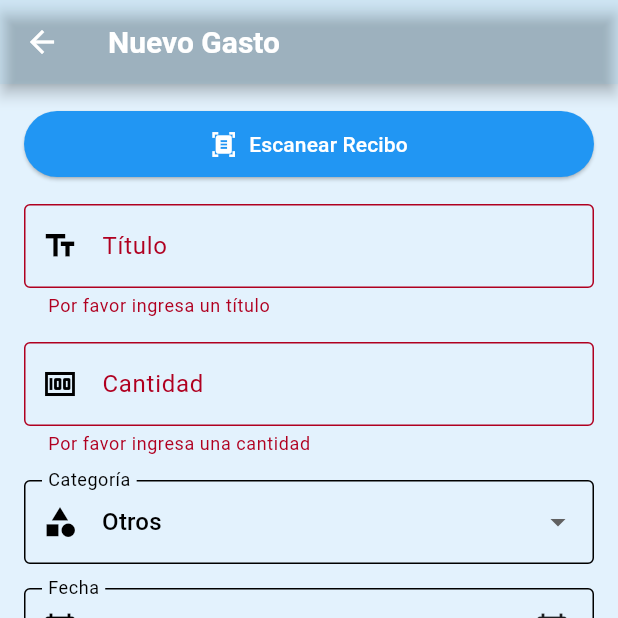
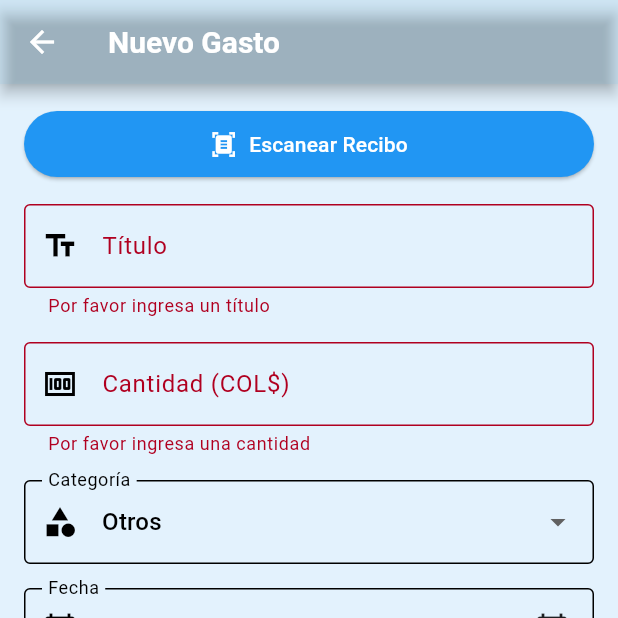
Before and after one commit to JulianOrdonez/finscan_1, a Flutter app: the ExpenseFormScreen screen opened directly, after a tap on "GUARDAR", on a phone screen of 412 x 824 dp, the top half of it. Run offline on Flutter 3.47's test engine with Material 3 defaults, Android fonts, the phone set to English and light mode, and no system bars; our stand-ins replace fl_chart, image_picker, shared_preferences, sqflite; missing offline and left inert: google_mlkit_text_recognition; accounts and stored records are empty.

Commit message:
Tus cambios

```diff
--- a/lib/screens/expense_form_screen.dart
+++ b/lib/screens/expense_form_screen.dart
@@ -6,7 +6,6 @@ import '../services/database_helper.dart';
 import 'package:provider/provider.dart';
 import '../currency_provider.dart';
 import '../services/auth_service.dart';
-import 'package:decimal/decimal.dart';
 import '../services/scan_service.dart';
 
 class ExpenseFormScreen extends StatefulWidget {
@@ -73,7 +72,7 @@ class _ExpenseFormScreenState extends State<ExpenseFormScreen> {
             _amountController.text = extractedInfo['amount'].toString();
           }
 
-          _receiptPath = "Recibo escaneado";
+          _receiptPath = "Recibo escaneado"; // Simplificado para este ejemplo
         });
       }
     } catch (e) {
@@ -110,24 +109,25 @@ class _ExpenseFormScreenState extends State<ExpenseFormScreen> {
       try {
         final currencyProvider = Provider.of<CurrencyProvider>(context, listen: false);
         final currentCurrency = currencyProvider.getSelectedCurrency();
-        Decimal amount = Decimal.parse(_amountController.text);
+        double amount = double.parse(_amountController.text);
         if (currentCurrency != 'EUR') {
           // Convert to EUR using the conversion rate
           // Example: Assume 1 EUR = 4500 COP
           if (currentCurrency == 'COP') {
-            amount = amount / Decimal.parse('4500');
+            amount = amount / 4500;
           }else{
-            amount = amount / Decimal.parse('1');
+            amount = amount / 1;
           }
+
         }
-        Decimal amount = Decimal.parse(_amountController.text);
+
         final userId = await AuthService.getCurrentUserId();
         final expense = Expense(
           id: widget.expense?.id ?? -1,
           userId: userId!,
           title: _titleController.text,
           description: "",
-          amount: amount.toDouble(),
+          amount: amount,
           category: _selectedCategory,
           date: DateFormat('yyyy-MM-dd').format(_selectedDate),
           receiptPath: _receiptPath ?? "",
@@ -229,12 +229,10 @@ class _ExpenseFormScreenState extends State<ExpenseFormScreen> {
       builder: (context, currencyProvider, child) {
         return TextFormField(
           controller: _amountController,
-          decoration: const InputDecoration(
-            labelText: 'Cantidad',
+          decoration: InputDecoration(
+            labelText: 'Cantidad (${currencyProvider.getCurrencySymbol()})',
             border: const OutlineInputBorder(),
             prefixIcon: const Icon(Icons.money),
-            suffixIcon: Padding(
-              padding: EdgeInsets.only(right: 8.0),),
           ),
           keyboardType: const TextInputType.numberWithOptions(decimal: true),
           validator: (value) {
```
